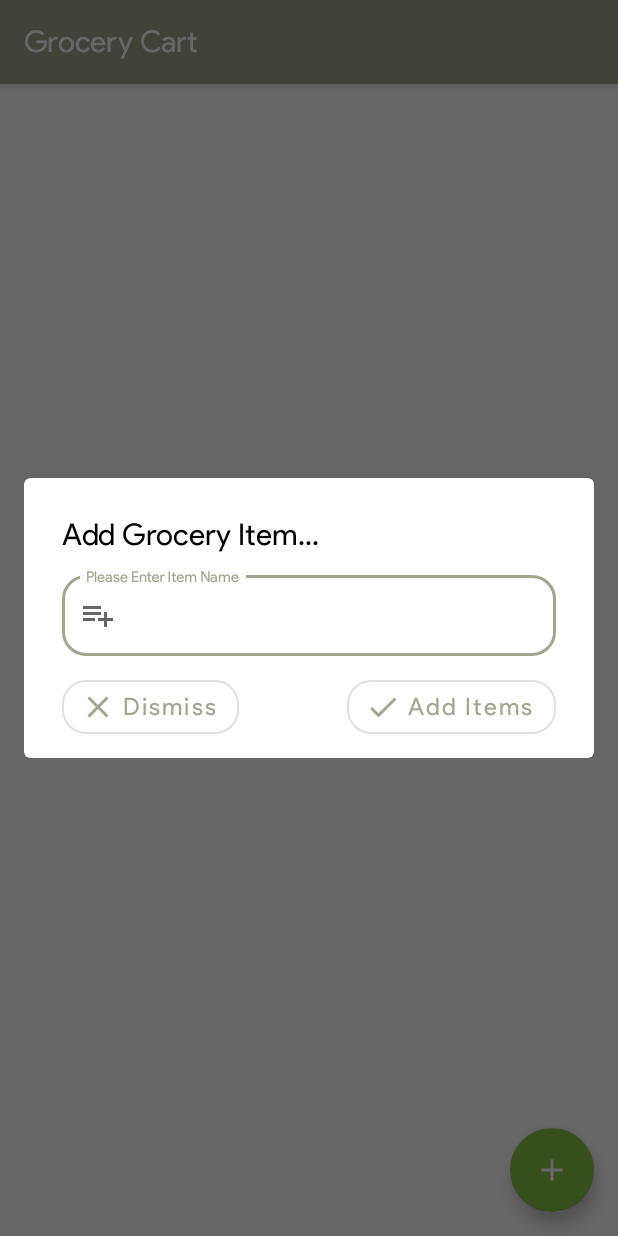
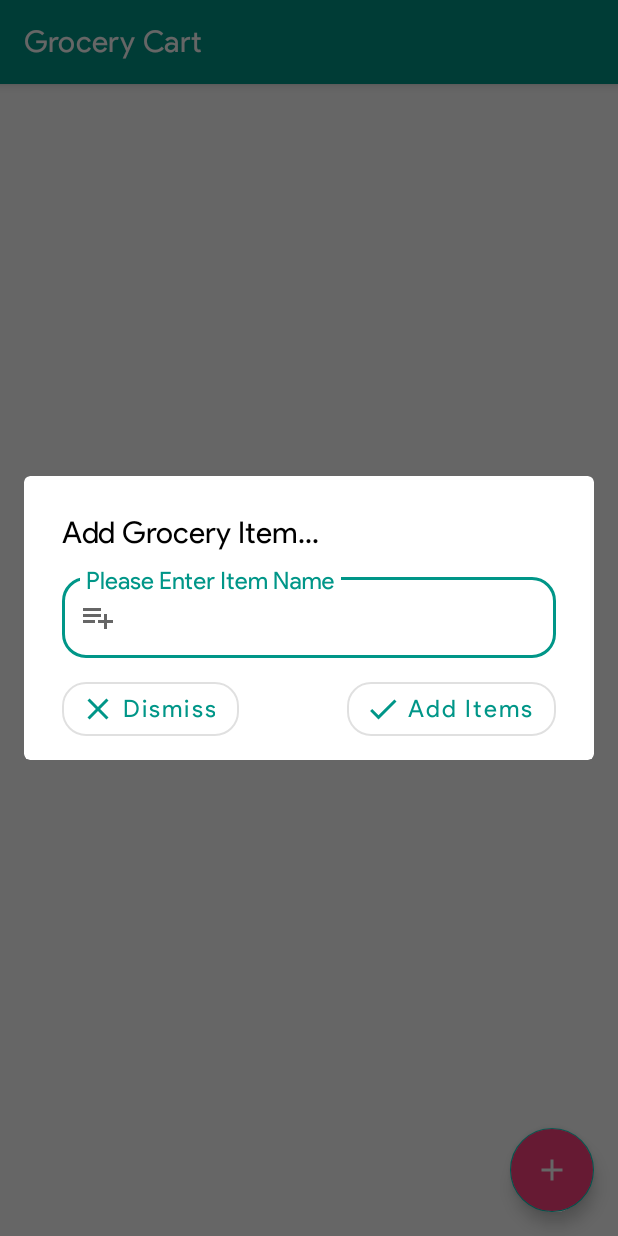
Before and after one commit to rajbirsehmi/GroceryCart, an Android app: the screen it shows after launch (MainActivity), after a tap on an icon or button, on a phone screen of 412 x 824 dp. Run offline under Robolectric (Android 15) with nearby library versions, the phone set to English and light mode, and no system bars; our stand-ins replace Room's generated code.

Commit message:
Added : 1. app_icon_background.xml 2. app_icon_background.xml
Updated :
1. styles.xml : TextLabel Style to increase HintText Size for TextInputLayout.
2. strings.xml : Removed unused string resources.

```diff
--- /dev/null
+++ b/app/src/main/res/values/app_icon_background.xml
@@ -0,0 +1,4 @@
+<?xml version="1.0" encoding="utf-8"?>
+<resources>
+    <color name="app_icon_background">#009688</color>
+</resources>
--- a/app/src/main/res/values/colors.xml
+++ b/app/src/main/res/values/colors.xml
@@ -1,7 +1,8 @@
 <?xml version="1.0" encoding="utf-8"?>
 <resources>
-    <color name="colorPrimary">#A2A68F</color>
-    <color name="colorPrimaryDark">#828572</color>
-    <color name="colorAccent">#8BC34A</color>
+    <color name="colorPrimary">#009688</color>
+    <color name="colorPrimaryDark">#00796b</color>
+    <color name="colorAccent">#FF4081</color>
+
     <color name="colorDimmed">#DBDADA</color>
 </resources>
--- /dev/null
+++ b/app/src/main/res/values/ic_launcher_background.xml
@@ -0,0 +1,2 @@
+<?xml version="1.0" encoding="utf-8"?>
+<resources></resources>
--- a/app/src/main/res/values/strings.xml
+++ b/app/src/main/res/values/strings.xml
@@ -1,15 +1,10 @@
 <resources>
     <string name="app_name">Grocery Cart</string>
-    <string name="action_settings">Settings</string>
     <string name="placeholder_grocery_item_name">Grocery Item Name</string>
     <string name="dialog_title_item_add">Add Grocery Item...</string>
     <string name="hint_text_add_item_name">Please Enter Item Name</string>
     <string name="add_item">Add Items</string>
     <string name="dismiss">Dismiss</string>
-    <string name="mark_all_done_at_exit">Mark All As Done On Exit</string>
-    <string name="remove_all_on_exit">Remove All Items On Exit</string>
-    <string name="no_changes_on_exit">No Changes On Exit</string>
     <string name="exit_toast_text">Press Back Again To Exit...</string>
-    <string name="exit">Exit</string>
     <string name="label_adding_item">Adding Items...</string>
 </resources>
--- a/app/src/main/res/values/styles.xml
+++ b/app/src/main/res/values/styles.xml
@@ -1,7 +1,7 @@
 <resources>
 
     <!-- Base application theme. -->
-    <style name="AppTheme" parent="Theme.AppCompat.Light.DarkActionBar">
+    <style name="AppTheme" parent="Theme.MaterialComponents.Light.DarkActionBar">
         <!-- Customize your theme here. -->
         <item name="colorPrimary">@color/colorPrimary</item>
         <item name="colorPrimaryDark">@color/colorPrimaryDark</item>
@@ -20,4 +20,9 @@
 
     <style name="AppTheme.PopupOverlay" parent="ThemeOverlay.AppCompat.Light" />
 
+    <style name="TextLabel" parent="TextAppearance.Design.Hint">
+        <item name="android:textSize">16sp</item>
+    </style>
+
+
 </resources>
```
